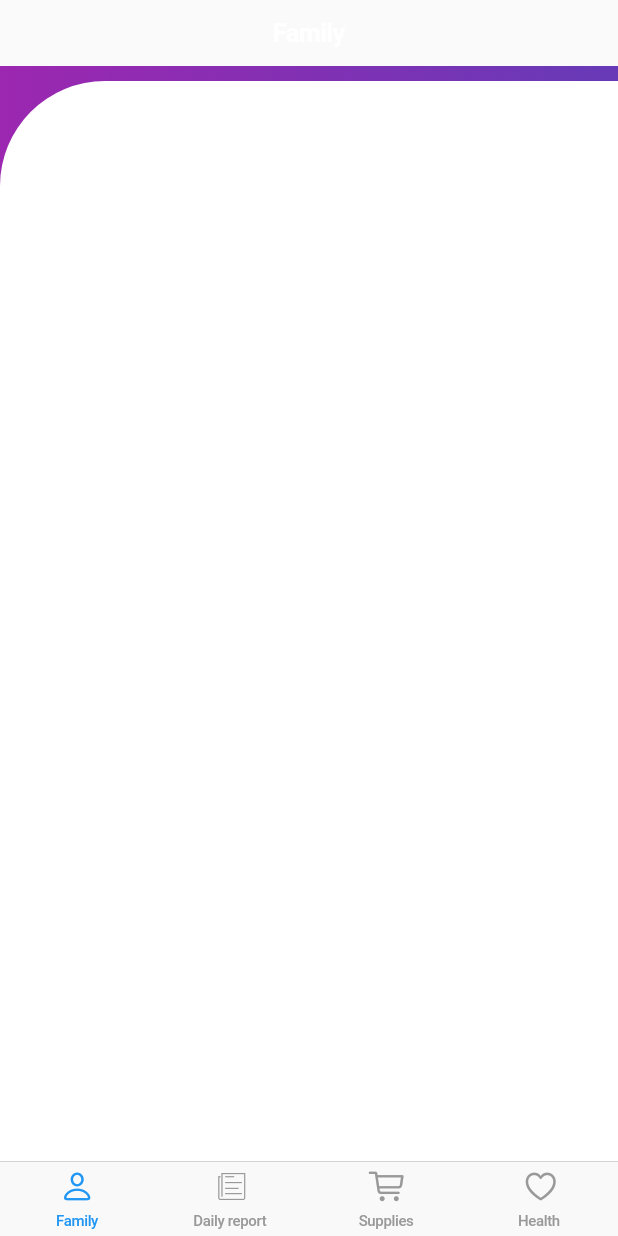
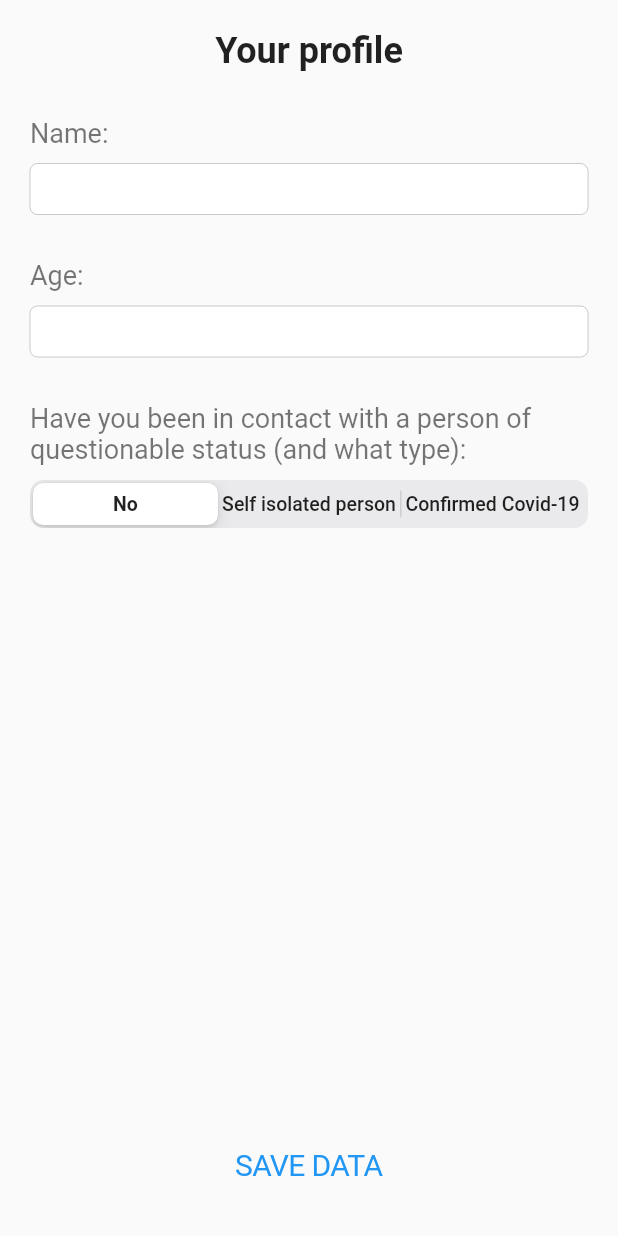
Before and after one commit to tadijam64/Iaso, a Flutter app: the screen it shows after launch, on a phone screen of 412 x 824 dp. Run offline on Flutter 3.47's test engine with Material 2 defaults, Android fonts, the phone set to English and light mode, and no system bars; our stand-ins replace cloud_firestore, shared_preferences; accounts and stored records are empty.

Commit message:
Dodavanje osobnih podataka.

```diff
--- a/lib/Common/Menu.dart
+++ b/lib/Common/Menu.dart
@@ -38,7 +38,7 @@ class Menu {
             CupertinoIcons.news,
             size: 24,
           ),
-          title: Text("Daily report ")),
+          title: Text("Daily report")),
       BottomNavigationBarItem(
           icon: Icon(
             CupertinoIcons.shopping_cart,
--- a/lib/Common/Settings.dart
+++ b/lib/Common/Settings.dart
@@ -1,6 +1,7 @@
 import 'dart:convert';
 
 import 'package:flutter/material.dart';
+import 'package:iaso/Views/Pool.dart';
 import 'package:shared_preferences/shared_preferences.dart';
 import 'package:iaso/Views/Family.dart';
 
@@ -8,6 +9,7 @@ class Settings {
   static final Settings _instance = new Settings._internal();
 
   SharedPreferences prefs;
+  String userId = "Z41UXoPcJ4wRDIcLE1CK";
 
   factory Settings() {
     _instance.init();
@@ -15,7 +17,7 @@ class Settings {
   }
 
   Widget startUp() {
-    return Family();
+    return Pool();
   }
 
   Settings._internal();
--- /dev/null
+++ b/lib/Model/PoolData.dart
@@ -0,0 +1,16 @@
+import 'package:cloud_firestore/cloud_firestore.dart';
+import 'package:iaso/Common/Settings.dart';
+
+class PoolData {
+  void saveData(String name, int age) {
+    DocumentReference postRef =
+        Firestore.instance.document("users/" + Settings().userId);
+
+    Firestore.instance.runTransaction((Transaction tx) async {
+      DocumentSnapshot postSnapshot = await tx.get(postRef);
+      if (postSnapshot.exists) {
+        await tx.update(postRef, <String, dynamic>{'name': name, 'age': age});
+      }
+    });
+  }
+}
--- /dev/null
+++ b/lib/Views/Pool.dart
@@ -0,0 +1,102 @@
+import 'package:flutter/cupertino.dart';
+import 'package:flutter/material.dart';
+import 'package:flutter/services.dart';
+import 'package:iaso/Model/PoolData.dart';
+
+class Pool extends StatefulWidget {
+  PoolState createState() => new PoolState();
+}
+
+class PoolState extends State<Pool> {
+  final Map<int, Widget> odabir = const <int, Widget>{
+    0: Text('No'),
+    1: Text('Self isolated person'),
+    2: Text('Confirmed Covid-19'),
+  };
+
+  int odabrani = 0;
+  TextEditingController nameController = new TextEditingController(),
+      ageController = new TextEditingController();
+
+  @override
+  Widget build(BuildContext context) {
+    return Scaffold(
+        body: SafeArea(
+      child: Padding(
+          padding: EdgeInsets.all(20),
+          child: Column(
+              crossAxisAlignment: CrossAxisAlignment.start,
+              children: <Widget>[
+                Center(
+                    child: Text(
+                  "Your profile",
+                  style: TextStyle(
+                      fontSize: 24.0,
+                      fontWeight: FontWeight.bold,
+                      color: Colors.black87),
+                )),
+                SizedBox(
+                  height: 30,
+                ),
+                Text(
+                  "Name:",
+                  style: TextStyle(fontSize: 18.0, color: Colors.black54),
+                ),
+                SizedBox(
+                  height: 10,
+                ),
+                CupertinoTextField(controller: nameController),
+                SizedBox(
+                  height: 30,
+                ),
+                Text(
+                  "Age:",
+                  style: TextStyle(fontSize: 18.0, color: Colors.black54),
+                ),
+                SizedBox(
+                  height: 10,
+                ),
+                CupertinoTextField(
+                  controller: ageController,
+                  keyboardType: TextInputType.numberWithOptions(),
+                ),
+                SizedBox(
+                  height: 30,
+                ),
+                Text(
+                  "Have you been in contact with a person of questionable status (and what type):",
+                  style: TextStyle(fontSize: 18.0, color: Colors.black54),
+                ),
+                SizedBox(
+                  height: 10,
+                ),
+                Container(
+                    width: double.infinity,
+                    child: CupertinoSlidingSegmentedControl(
+                        children: odabir,
+                        groupValue: odabrani,
+                        onValueChanged: (value) {
+                          odabrani = value;
+                          setState(() {});
+                        })),
+                Expanded(child: Material()),
+                Center(
+                    child: CupertinoButton(
+                  child: Text(
+                    'SAVE DATA',
+                    style: TextStyle(fontSize: 20),
+                  ),
+                  onPressed: () => _saveData(),
+                ))
+              ])),
+    ));
+  }
+
+  _saveData() {
+    String name = nameController.text;
+    int age = int.parse(ageController.text);
+
+    PoolData pd = new PoolData();
+    pd.saveData(name, age);
+  }
+}
```
Also changed, not shown: lib/Views/Supplies.dart (+11 -6 lines), pubspec.yaml (line endings or trailing spaces).
